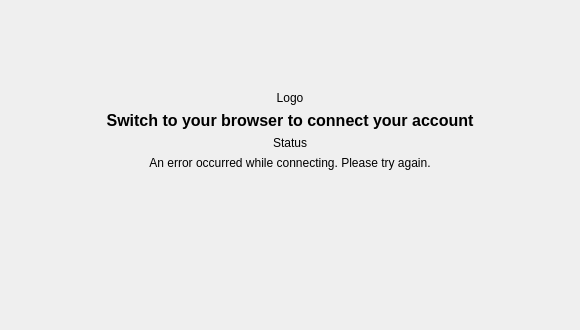
The window that src/gui/wizard/flow2authwidget.ui (IONOS-Productivity/nc-desktop) describes before a commit, drawn with Qt 5.
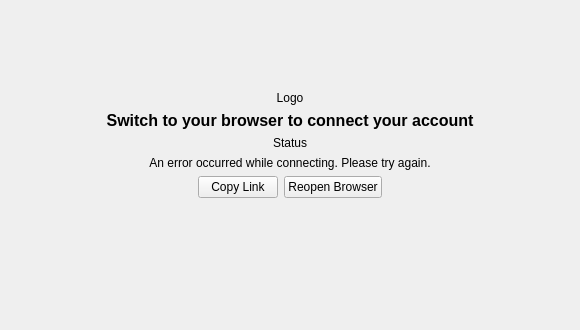
The same window after the commit. Custom widgets are drawn as their Qt base class.

Commit message: [SES-27][SES-69] Chan ged LinkLabel to QPushButton

```diff
--- a/src/gui/wizard/flow2authwidget.ui
+++ b/src/gui/wizard/flow2authwidget.ui
@@ -131,17 +131,18 @@
                                 </spacer>
                             </item>
                             <item>
-                                <layout class="QVBoxLayout" name="verticalLayout_2">
-                                    <property name="topMargin">
-                                        <number>0</number>
+                                <widget class="QPushButton" name="copyLinkButton">
+                                    <property name="text">
+                                        <string>Copy Link</string>
                                     </property>
-                                    <item>
-                                        <widget class="OCC::LinkLabel" name="copyLinkLabel" native="true" />
-                                    </item>
-                                    <item>
-                                        <widget class="OCC::LinkLabel" name="openLinkLabel" native="true" />
-                                    </item>
-                                </layout>
+                                </widget>
+                            </item>
+                            <item>
+                                <widget class="QPushButton" name="openLinkButton">
+                                    <property name="text">
+                                        <string>Reopen Browser</string>
+                                    </property>
+                                </widget>
                             </item>
                             <item>
                                 <spacer name="horizontalSpacer">
```
The commit also changes 1 other file.
